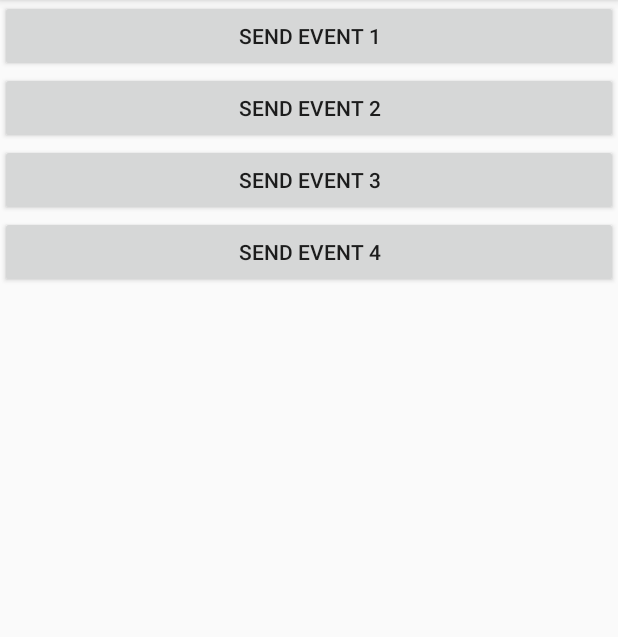
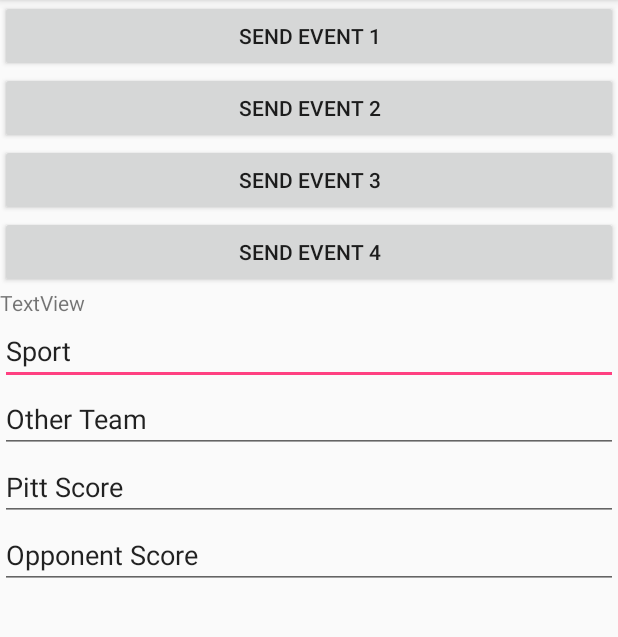
Before and after one commit to JoshRodstein/1699-project, an Android app: the screen it shows after launch (MainActivity), after a tap on "SEND EVENT 4", on a phone screen of 412 x 824 dp, the part 84-721 px from its top. Run offline under Robolectric (Android 15) with nearby library versions, the phone set to English and light mode, and no system bars; 2 statements that could not run were skipped.

Commit message:
custome trigger 4

```diff
--- a/TestApp/app/src/main/java/edu/pitt/cs1699_team_1_test_app/MainActivity.java
+++ b/TestApp/app/src/main/java/edu/pitt/cs1699_team_1_test_app/MainActivity.java
@@ -9,6 +9,7 @@ import android.os.IBinder;
 import android.support.v7.app.AppCompatActivity;
 import android.os.Bundle;
 import android.view.View;
+import android.widget.EditText;
 import android.widget.Toast;
 
 import java.util.Date;
@@ -67,8 +68,34 @@ public class MainActivity extends AppCompatActivity implements ServiceConnection
         Toast.makeText(this, "Sent trigger 3!", Toast.LENGTH_SHORT).show();
     }
     public void onTrigger4ButtonClicked(View v) {
-        SportEvent event = new SportEvent("FOOTBALL", "PENN_STATE",
-                                            "WIN", "42", "39");
+        EditText sport, eTeam, score, eScore;
+        sport = findViewById(R.id.Sport);
+        eTeam = findViewById(R.id.OpponentName);
+        score = findViewById(R.id.PittScore);
+        eScore = findViewById(R.id.OpponentScore);
+
+        String sSport, sETeam, sScore, sEScore, sWin;
+        sSport = sport.getText().toString();
+        sETeam = eTeam.getText().toString();
+        sScore = score.getText().toString();
+        sEScore = eScore.getText().toString();
+        int iScore, iEScore;
+        iScore = Integer.parseInt(sScore);
+        iEScore = Integer.parseInt(sEScore);
+        if (iScore > iEScore) {
+            sWin = "WIN";
+        } else if (iScore == iEScore) {
+            sWin = "DRAW";
+        } else {
+            sWin = "LOSS";
+        }
+
+
+        SportEvent event;
+        event = new SportEvent(sSport, sETeam, sWin, sScore, sEScore);
+        //= new SportEvent("FOOTBALL", "PENN_STATE","WIN", "42", "39");
+
+
         String json = SportEvent.toJsonString(event);
 
         Intent intent = new Intent();
--- a/TestApp/app/src/main/res/layout/activity_main.xml
+++ b/TestApp/app/src/main/res/layout/activity_main.xml
@@ -35,4 +35,43 @@
         android:layout_height="wrap_content"
         android:onClick="onTrigger4ButtonClicked"
         android:text="Send Event 4" />
+
+    <TextView
+        android:id="@+id/textView2"
+        android:layout_width="match_parent"
+        android:layout_height="wrap_content"
+        android:text="TextView" />
+
+    <EditText
+        android:id="@+id/Sport"
+        android:layout_width="match_parent"
+        android:layout_height="wrap_content"
+        android:ems="10"
+        android:inputType="textPersonName"
+        android:text="Sport" />
+
+    <EditText
+        android:id="@+id/OpponentName"
+        android:layout_width="match_parent"
+        android:layout_height="wrap_content"
+        android:ems="10"
+        android:inputType="textPersonName"
+        android:text="Other Team" />
+
+    <EditText
+        android:id="@+id/PittScore"
+        android:layout_width="match_parent"
+        android:layout_height="wrap_content"
+        android:ems="10"
+        android:inputType="number"
+        android:text="Pitt Score" />
+
+    <EditText
+        android:id="@+id/OpponentScore"
+        android:layout_width="match_parent"
+        android:layout_height="wrap_content"
+        android:ems="10"
+        android:inputType="number"
+        android:text="Opponent Score" />
+
 </LinearLayout>
```
